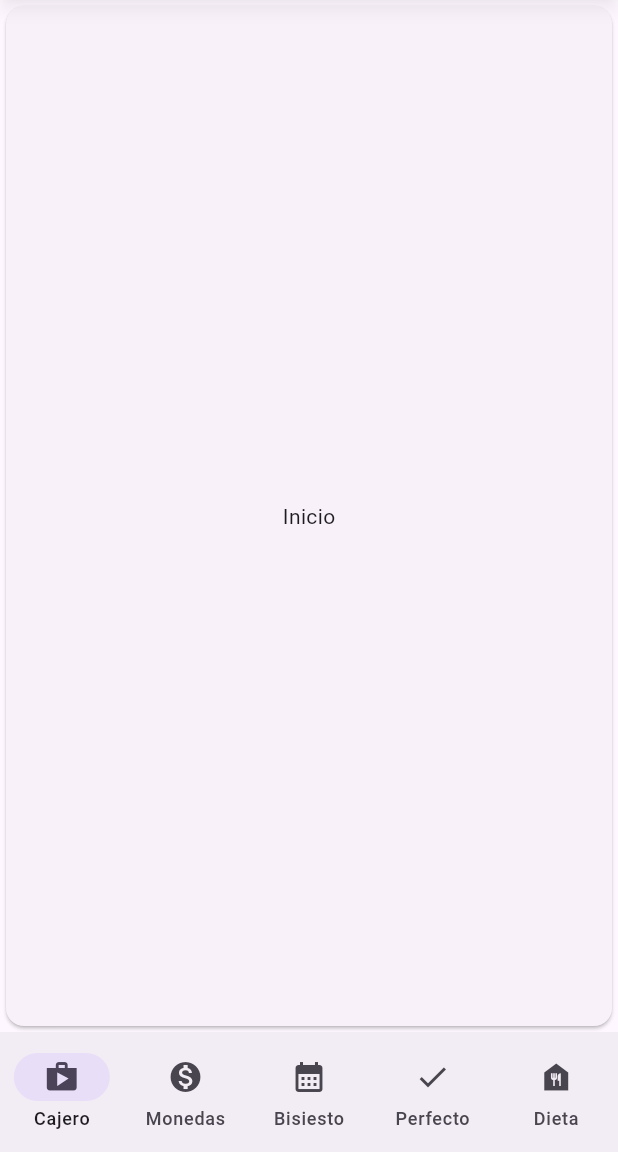
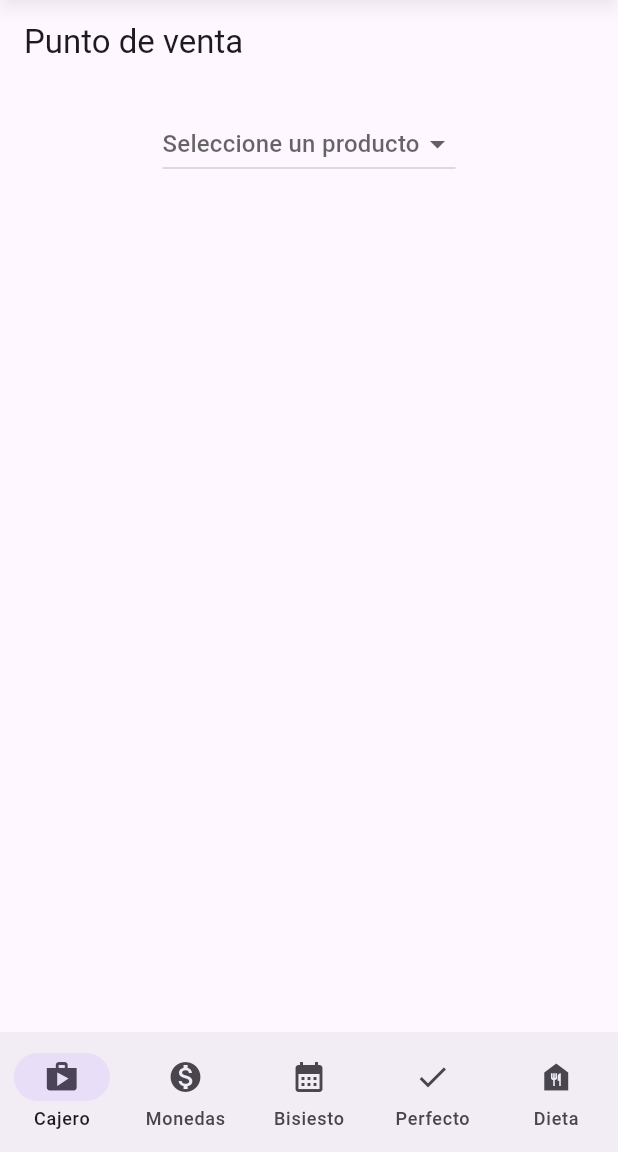
Before and after one commit to vieerr/multipurpose-app, a Flutter app: the screen it shows after launch, on a phone screen of 412 x 824 dp, the part 84-1236 px from its top. Run offline on Flutter 3.47's test engine with Material 3 defaults, Android fonts, the light colour scheme and no system bars.

Commit message:
feat(POS): 🎸 add basic product addition with dropdown

```diff
--- /dev/null
+++ b/lib/POS/controller/pos_controller.dart
@@ -0,0 +1,25 @@
+import 'package:multipurpose_app/POS/model/pos_model.dart';
+import 'package:multipurpose_app/POS/model/product_model.dart';
+
+class PosController {
+  static final PosModel posModel = PosModel(products: {});
+
+  void agregarProducto(String id, String name, String priceStr) {
+    final price = double.tryParse(priceStr);
+    if (price != null) {
+      final product = Product(id: id, name: name, price: price);
+      if (!posModel.products.any((p) => p.id == id)) {
+        print("Agregando producto: $name");
+        posModel.addProduct(product);
+      } else {
+        print("El producto $name ya está en la lista, no se agrega de nuevo.");
+      }
+    } else {
+      throw Exception('Precio inválido');
+    }
+  }
+
+  List<Product> getProducts() {
+    return List.unmodifiable(posModel.products);
+  }
+}
--- /dev/null
+++ b/lib/POS/model/pos_model.dart
@@ -0,0 +1,11 @@
+import 'product_model.dart';
+
+class PosModel {
+  Set<Product> products = {};
+
+  PosModel({required this.products});
+
+  void addProduct(Product product) {
+    products.add(product);
+  }
+}
--- /dev/null
+++ b/lib/POS/model/product_model.dart
@@ -0,0 +1,7 @@
+class Product {
+  final String id;
+  final String name;
+  final double price;
+
+  Product({required this.id, required this.name, required this.price});
+}
--- /dev/null
+++ b/lib/POS/view/components/products_dropdown.dart
@@ -0,0 +1,45 @@
+import 'package:flutter/material.dart';
+import 'package:multipurpose_app/POS/model/product_model.dart';
+
+class ProductsDropdown extends StatefulWidget {
+  const ProductsDropdown({super.key, required this.onChanged});
+
+  final ValueChanged<Product?> onChanged;
+
+  @override
+  State<StatefulWidget> createState() => _ProductsDropdownState();
+}
+
+class _ProductsDropdownState extends State<ProductsDropdown> {
+  Product? selectedProduct;
+
+  final List<DropdownMenuItem<Product>> productItems = [
+    DropdownMenuItem(
+      value: Product(id: "1", name: "Camiseta Roja", price: 13),
+      child: Text("Camiseta Roja"),
+    ),
+    DropdownMenuItem(
+      value: Product(id: "2", name: "Pantalón Azul", price: 25),
+      child: Text("Pantalón Azul"),
+    ),
+    DropdownMenuItem(
+      value: Product(id: "3", name: "Zapatos Negros", price: 45),
+      child: Text("Zapatos Negros"),
+    ),
+  ];
+
+  @override
+  Widget build(BuildContext context) {
+    return DropdownButton<Product>(
+      value: selectedProduct,
+      items: productItems,
+      hint: Text("Seleccione un producto"),
+      onChanged: (value) {
+        setState(() {
+          selectedProduct = value;
+        });
+        widget.onChanged(value);
+      },
+    );
+  }
+}
--- /dev/null
+++ b/lib/POS/view/pos_view.dart
@@ -0,0 +1,61 @@
+import 'package:flutter/material.dart';
+import 'package:multipurpose_app/POS/controller/pos_controller.dart';
+import 'package:multipurpose_app/POS/model/product_model.dart';
+import 'package:multipurpose_app/POS/view/components/products_dropdown.dart';
+
+class PosView extends StatefulWidget {
+  const PosView({super.key});
+
+  @override
+  State<PosView> createState() => _PosViewState();
+}
+
+class _PosViewState extends State<PosView> {
+  final controller = PosController();
+
+  // void _calcular() {
+  //   final resultado = controller.calcularSueldo(
+  //     venta1Ctrl.text,
+  //     venta2Ctrl.text,
+  //     venta3Ctrl.text,
+  //   );
+  //   Navigator.pushNamed(context, '/resultado', arguments: resultado);
+  // }
+
+  void _onProductSelected(Product? product) {
+    setState(() {
+      controller.agregarProducto(
+        product?.id ?? "",
+        product?.name ?? "",
+        product?.price.toString() ?? "0",
+      );
+    });
+  }
+
+  @override
+  Widget build(BuildContext context) {
+    return Scaffold(
+      appBar: AppBar(title: Text('Punto de venta')),
+      body: Padding(
+        padding: const EdgeInsets.all(16.0),
+        child: Column(
+          children: [
+            ProductsDropdown(onChanged: _onProductSelected),
+            Expanded(
+              child: ListView.builder(
+                itemCount: controller.getProducts().length,
+                itemBuilder: (context, index) {
+                  final producto = controller.getProducts()[index];
+                  return ListTile(
+                    title: Text(producto.name),
+                    subtitle: Text('Precio: ${producto.price}'),
+                  );
+                },
+              ),
+            ),
+          ],
+        ),
+      ),
+    );
+  }
+}
--- a/lib/home.dart
+++ b/lib/home.dart
@@ -1,4 +1,5 @@
 import 'package:flutter/material.dart';
+import 'package:multipurpose_app/POS/view/pos_view.dart';
 import 'diet/controller/person_controller.dart';
 import 'diet/view/pages.dart';
 import 'coins/view/vuelto_view.dart';
@@ -48,7 +49,7 @@ class _HomeState extends State<Home> {
       ),
       bottomNavigationBar: _bottomNavigationBar(),
       body: <Widget>[
-        Card(child: Center(child: Text("Inicio"))),
+        PosView(),
         VueltoPage(),
         AnioPage(),
         Card(child: Center(child: Text("Ejercicio 14"))),
```
